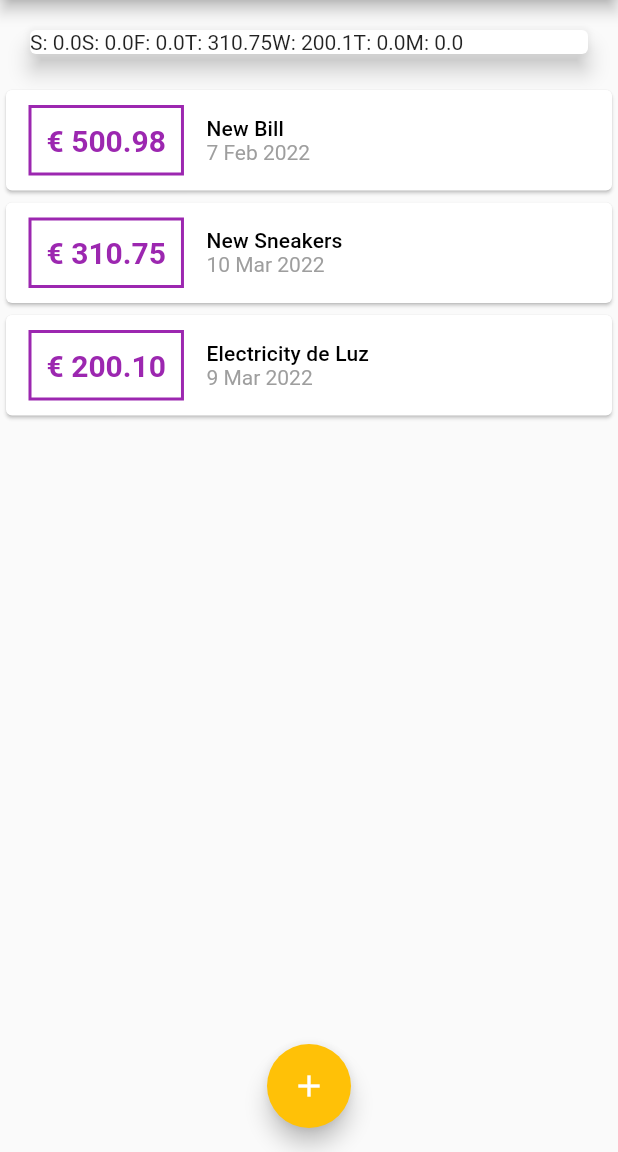
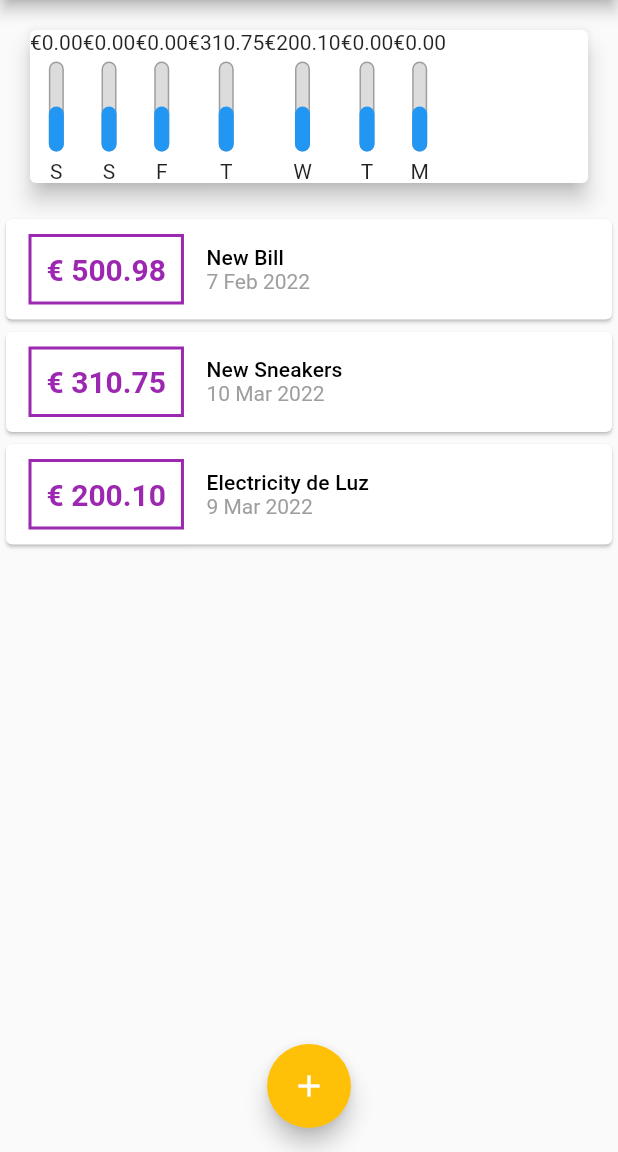
Before and after one commit to Carlxiso/Personnel-Costs, a Flutter app: the screen it shows after launch, on a phone screen of 412 x 824 dp, the part 84-1236 px from its top. Run offline on Flutter 3.47's test engine with Material 2 defaults, Android fonts, the phone set to English and light mode, and no system bars.

Commit message:
Component Stack

```diff
--- a/lib/components/chart.dart
+++ b/lib/components/chart.dart
@@ -3,6 +3,7 @@ import 'package:flutter/material.dart';
 // ignore: unused_import
 import 'package:intl/intl.dart';
 import '../models/transactions.dart';
+import 'chart_bar.dart';
 
 class Chart extends StatelessWidget {
   // const Chart({Key? key}) : super(key: key);
@@ -49,7 +50,11 @@ class Chart extends StatelessWidget {
       margin: EdgeInsets.all(20),
       child: Row(
         children: groupedTransactions.map((tr) {
-          return Text('${tr['day']}: ${tr['value']}');
+          return ChartBar(
+            label: tr['day'].toString(),
+            value: double.parse(tr['value'].toString()),
+            percentage: 0.5,
+          );
         }).toList(),
       ),
     );
--- a/lib/components/chart_bar.dart
+++ b/lib/components/chart_bar.dart
@@ -3,8 +3,63 @@ import 'package:flutter/material.dart';
 class ChartBar extends StatelessWidget {
   // const ChartBar({ Key? key }) : super(key: key);
 
+  // Definir três atributos
+  final String label;
+  final double value;
+  final double percentage;
+
+  // Construtor
+  ChartBar({
+    required this.label,
+    required this.value,
+    required this.percentage,
+  });
+
   @override
   Widget build(BuildContext context) {
-    return Container();
+    return Column(
+      children: <Widget>[
+        Text(
+          '€${value.toStringAsFixed(2)}',
+        ),
+        const SizedBox(
+          height: 5,
+        ),
+        Container(
+          height: 60,
+          width: 10,
+          child: Stack(
+            alignment: Alignment.bottomCenter,
+            children: <Widget>[
+              // Container define a extrutura da barra Exterior
+              Container(
+                decoration: BoxDecoration(
+                  border: Border.all(
+                    color: Colors.grey,
+                    width: 1.0,
+                  ),
+                  color: Color.fromRGBO(220, 220, 220, 1),
+                  borderRadius: BorderRadius.circular(5),
+                ),
+              ),
+              // Container define a extrutura da barra Interior
+              FractionallySizedBox(
+                heightFactor: percentage,
+                child: Container(
+                  decoration: BoxDecoration(
+                    color: Theme.of(context).primaryColor,
+                    borderRadius: BorderRadius.circular(5),
+                  ),
+                ),
+              ),
+            ],
+          ),
+        ),
+        const SizedBox(
+          height: 5,
+        ),
+        Text(label),
+      ],
+    );
   }
 }
```
Also changed, not shown: 3 other files.
